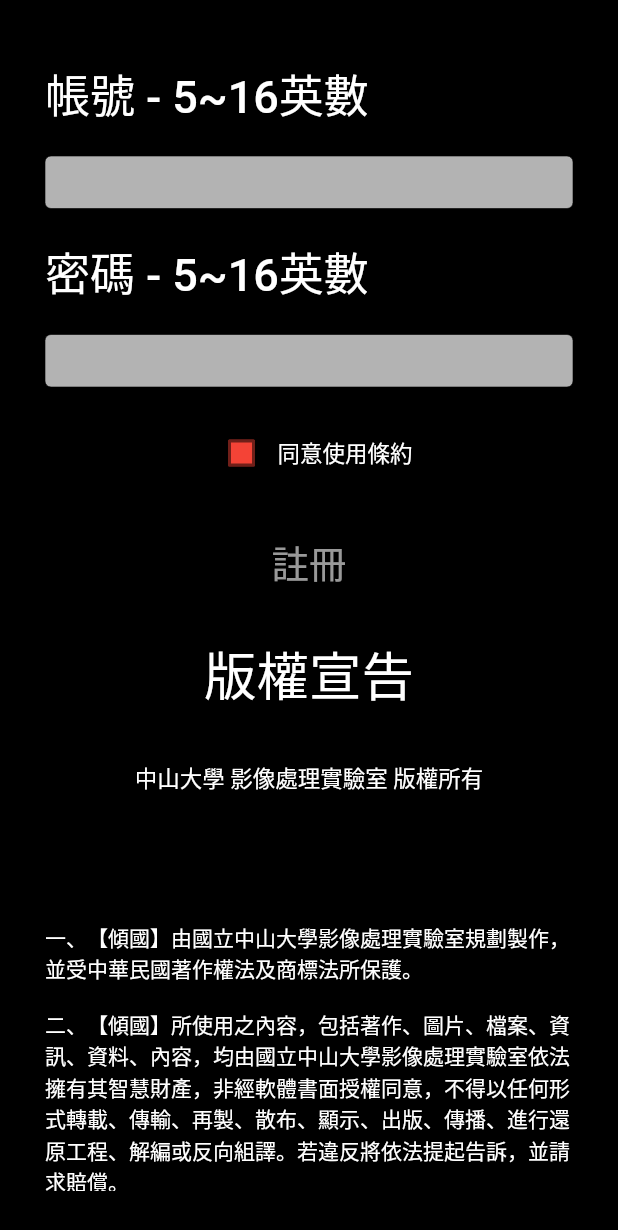
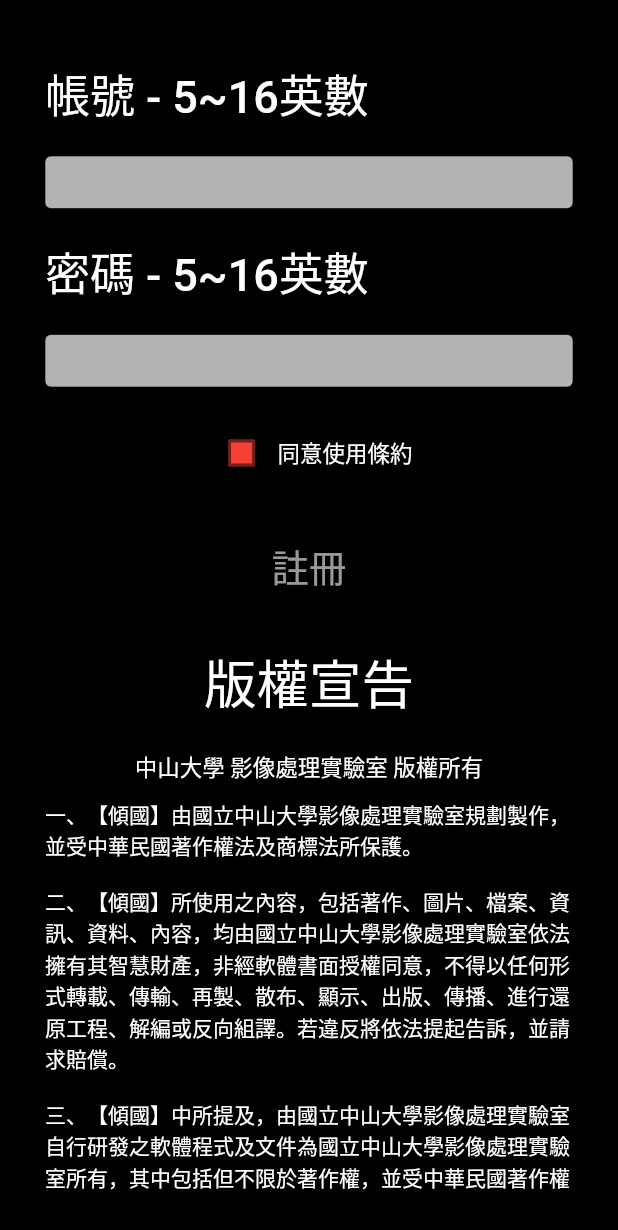
Before and after one commit to hansonnhu/FaceBeauty, a Flutter app: the Register screen opened directly, on a phone screen of 412 x 824 dp. Shown: the top 1230 px of the screen. Run offline on Flutter 3.47's test engine with Material 2 defaults, Android fonts, the phone set to English and light mode, and no system bars; our stand-ins replace animated_text_kit, camera, charts_flutter, cross_file, flutter_native_image, flutter_swiper_null_safety and 6 more; missing offline and left inert: kg_charts; accounts and stored records are empty.

Commit message:
login register modify

```diff
--- a/lib/register.dart
+++ b/lib/register.dart
@@ -10,8 +10,10 @@
 import 'parameter.dart';
 
 
-String iniAccount = "";
-String iniPassword = "";
+void hideKeyboard() {
+  // 按空白處影藏鍵盤
+  FocusManager.instance.primaryFocus?.unfocus();
+}
 
 class Register extends StatefulWidget {
   const Register({Key? key}) : super(key: key);
@@ -22,8 +24,21 @@
 
 class _RegisterState extends State<Register> {
   bool termIsChecked = false;
+  final FocusNode _usernameFocus = FocusNode();
+  final FocusNode _passwordFocus = FocusNode();
+  final TextEditingController _usernameController = TextEditingController();
+  final TextEditingController _passwordController = TextEditingController();
+  String registerAccount = "";
+  String registerPassword = "";
 
   @override
+  void dispose() {
+    _usernameFocus.dispose();
+    _passwordFocus.dispose();
+    _usernameController.dispose();
+    _passwordController.dispose();
+    super.dispose();
+  }
   Widget build(BuildContext context) {
     //判斷帳號密碼是否只有盈文或數字
     bool stringFilter(String str) {
@@ -56,18 +71,26 @@
 
     double screenWidth = MediaQuery.of(context).size.width; //抓取螢幕寬度
     double screenHeight = MediaQuery.of(context).size.height; //抓取螢幕高度
-    final TextEditingController registerAccount = TextEditingController();
-    final TextEditingController registerPassword = TextEditingController();
+    // final TextEditingController registerAccount = TextEditingController();
+    // final TextEditingController registerPassword = TextEditingController();
 
-    return Scaffold(
+
+    return Listener(
+        onPointerDown: (_) => hideKeyboard(),
+        child: Scaffold(
             body: Container(
           padding: const EdgeInsets.all(30),
           color: Colors.black,
           width: screenWidth,
           height: screenHeight,
+          child: Expanded(
             child: Column(
               children: [
                 //帳號 - 5~16英數
+                // Expanded(
+                //   flex:1,
+                //   child: Container()
+                // ),
                 Container(
                   padding: const EdgeInsets.only(
                     top: 10,
@@ -102,9 +125,12 @@
                       borderRadius: BorderRadius.circular((20.0)),
                     ),
                     child: TextField(
-                      controller: registerAccount..text = iniAccount,
+                      // controller: registerAccount..text = registerAccount,
+                      controller: _usernameController,
+                      focusNode: _usernameFocus,
                       keyboardType: TextInputType.text,
-                      // initialValue: 'iniAccount',
+
+                      // initialValue: 'registerAccount',
                       style: const TextStyle(
                         fontSize: 30,
                         fontWeight: FontWeight.w500,
@@ -120,7 +146,7 @@
                         )),
                       ),
                       onChanged: (text) {
-                        iniAccount = text;
+                        registerAccount = text;
                       },
                     )),
 
@@ -159,9 +185,11 @@
                       borderRadius: BorderRadius.circular((20.0)),
                     ),
                     child: TextField(
-                      controller: registerPassword..text = iniPassword,
+                      // controller: registerPassword..text = registerPassword,
+                      controller: _passwordController,
+                      focusNode: _passwordFocus,
                       keyboardType: TextInputType.text,
-                      // initialValue: 'iniPassword',
+                      // initialValue: 'registerPassword',
                       style: const TextStyle(
                         fontSize: 30,
                         fontWeight: FontWeight.w500,
@@ -177,10 +205,11 @@
                         )),
                       ),
                       onChanged: (text) {
-                        iniPassword = text;
+                        registerPassword = text;
                       },
                     )),
                 //同意使用條例
+
                 Container(
                   padding: const EdgeInsets.only(
                     top: 10,
@@ -213,6 +242,7 @@
 
                 //註冊按鈕
                 Container(
+                  height: screenHeight * 0.1,
                   padding: const EdgeInsets.only(
                     top: 10,
                     bottom: 10,
@@ -233,8 +263,7 @@
                             ? () async {
                                 print('按下註冊按鈕');
                                 BuildContext dialogContext = context;
-                                if (registerAccount.text == '') {
-
+                                if (registerAccount == '') {
                                   showDialog(
                                       context: context,
                                       builder: (BuildContext context) {
@@ -244,47 +273,44 @@
                                           content: const Text('帳號不能為空!'),
                                           actions: <Widget>[
                                             TextButton(
-                                          onPressed: () =>
-                                              Navigator.pop(dialogContext, 'Cancel'),
+                                              onPressed: () => Navigator.pop(
+                                                  dialogContext, 'Cancel'),
                                               child: const Text('Cancel'),
                                             ),
                                             TextButton(
-                                          onPressed: () =>
-                                              Navigator.pop(dialogContext, 'OK'),
+                                              onPressed: () => Navigator.pop(
+                                                  dialogContext, 'OK'),
                                               child: const Text('OK'),
                                             ),
                                           ],
                                         );
-                                    }
-                                  );
-                                } else if (registerPassword.text == '') {
+                                      });
+                                } else if (registerPassword == '') {
                                   showDialog(
                                       context: context,
                                       builder: (BuildContext context) {
                                         dialogContext = context;
-                                      return
-                                        AlertDialog(
+                                        return AlertDialog(
                                           title: const Text('錯誤'),
                                           content: const Text('密碼不能為空!'),
                                           actions: <Widget>[
                                             TextButton(
-                                          onPressed: () =>
-                                              Navigator.pop(dialogContext, 'Cancel'),
+                                              onPressed: () => Navigator.pop(
+                                                  dialogContext, 'Cancel'),
                                               child: const Text('Cancel'),
                                             ),
                                             TextButton(
-                                          onPressed: () =>
-                                              Navigator.pop(dialogContext, 'OK'),
+                                              onPressed: () => Navigator.pop(
+                                                  dialogContext, 'OK'),
                                               child: const Text('OK'),
                                             ),
                                           ],
                                         );
-                                    }
-                                  );
-                                }else if(registerAccount.text.length < 5 ||
-                                          registerAccount.text.length > 16 ||
-                                          registerPassword.text.length < 5 ||
-                                          registerPassword.text.length > 16 ){
+                                      });
+                                } else if (registerAccount.length < 5 ||
+                                    registerAccount.length > 16 ||
+                                    registerPassword.length < 5 ||
+                                    registerPassword.length > 16) {
                                   showDialog(
                                       context: context,
                                       builder: (BuildContext context) {
@@ -294,21 +320,21 @@
                                           content: const Text('帳號或密碼長度不正確!'),
                                           actions: <Widget>[
                                             TextButton(
-                                          onPressed: () =>
-                                              Navigator.pop(dialogContext, 'Cancel'),
+                                              onPressed: () => Navigator.pop(
+                                                  dialogContext, 'Cancel'),
                                               child: const Text('Cancel'),
                                             ),
                                             TextButton(
-                                          onPressed: () =>
-                                              Navigator.pop(dialogContext, 'OK'),
+                                              onPressed: () => Navigator.pop(
+                                                  dialogContext, 'OK'),
                                               child: const Text('OK'),
                                             ),
                                           ],
-                                    );}
                                         );
-                                }else if (!stringFilter(
-                                        registerAccount.text) ||
-                                    !stringFilter(registerPassword.text)) {
+                                      });
+                                } else if (!stringFilter(
+                                        registerAccount) ||
+                                    !stringFilter(registerPassword)) {
                                   showDialog(
                                       context: context,
                                       builder: (BuildContext context) {
@@ -318,26 +344,26 @@
                                           content: const Text('帳號或密碼出現非數字或英文!'),
                                           actions: <Widget>[
                                             TextButton(
-                                          onPressed: () =>
-                                              Navigator.pop(dialogContext, 'Cancel'),
+                                              onPressed: () => Navigator.pop(
+                                                  dialogContext, 'Cancel'),
                                               child: const Text('Cancel'),
                                             ),
                                             TextButton(
-                                          onPressed: () =>
-                                              Navigator.pop(dialogContext, 'OK'),
+                                              onPressed: () => Navigator.pop(
+                                                  dialogContext, 'OK'),
                                               child: const Text('OK'),
                                             ),
                                           ],
-                                    );}
                                         );
+                                      });
                                 } else {
                                   //若帳號密碼格式無誤
                                   //與server溝通
-                                  Socket socket = await Socket.connect(serverIP, serverPort);
+                                  Socket socket = await Socket.connect(
+                                      serverIP, serverPort);
                                   print(
                                       'Connected to: ${socket.remoteAddress.address}:${socket.remotePort}');
                                   // listen to the received data event stream
-
 
                                   String serverMsg = '';
                                   socket.listen((List<int> event) async {
@@ -349,17 +375,28 @@
                                   // send hello
                                   // 傳送訊息給server
                                   var randomNum = Random().nextInt(100000);
-                                  String tempClientNumString = registerAccount.text + ':' + randomNum.toString();
-                                  String msg = 'startCode103040023<' + tempClientNumString + '<' + 'register' + '<' + registerAccount.text + '<' + registerPassword.text + ';';
+                                  String tempClientNumString =
+                                      registerAccount +
+                                          ':' +
+                                          randomNum.toString();
+                                  String msg = 'startCode103040023<' +
+                                      tempClientNumString +
+                                      '<' +
+                                      'register' +
+                                      '<' +
+                                      registerAccount +
+                                      '<' +
+                                      registerPassword +
+                                      ';';
                                   List<int> msgBytes = [];
                                   msgBytes.addAll(utf8.encode(msg));
                                   msgBytes.add(0);
                                   socket.add(msgBytes);
 
-
                                   // listen to the received data event stream
-                                  while(true){
-                                    await Future.delayed(Duration(milliseconds: 500));
+                                  while (true) {
+                                    await Future.delayed(
+                                        Duration(milliseconds: 500));
 
                                     if (serverMsg == 'fail;') {
                                       // 要求server斷線
@@ -377,8 +414,8 @@
                                             dialogContext = context;
                                             return AlertDialog(
                                               title: const Text('註冊失敗'),
-                                          content:
-                                              const Text('該帳號已存在\n請重新輸入帳號密碼'),
+                                              content: const Text(
+                                                  '該帳號已存在\n請重新輸入帳號密碼'),
                                               actions: <Widget>[
                                                 // TextButton(
                                                 //   onPressed: () => Navigator.pop(
@@ -387,12 +424,13 @@
                                                 // ),
                                                 TextButton(
                                                   onPressed: () =>
-                                                  Navigator.pop(dialogContext, 'OK'),
+                                                      Navigator.pop(
+                                                          dialogContext, 'OK'),
                                                   child: const Text('OK'),
                                                 ),
                                               ],
-                                        );}
                                             );
+                                          });
                                       break;
                                     } else if (serverMsg == 'success;') {
                                       // 要求server斷線
@@ -407,22 +445,33 @@
                                       Navigator.pop(context);
 
                                       //查看資料庫，依照flag情形決定要跳轉之畫面(一開始共有welcome, intro, guide 頁面)
-                                      SharedPreferences prefs = await SharedPreferences.getInstance();
-                                      int welcomeFlag = prefs.getInt('welcomeFlag') ?? 1;//若為0，直接跳過 welcome, intro 頁面
-                                      int guideFlag = prefs.getInt('guideFlag') ?? 1;//若為0，跳過guide
+                                      SharedPreferences prefs =
+                                          await SharedPreferences.getInstance();
+                                      int welcomeFlag =
+                                          prefs.getInt('welcomeFlag') ??
+                                              1; //若為0，直接跳過 welcome, intro 頁面
+                                      int guideFlag =
+                                          prefs.getInt('guideFlag') ??
+                                              1; //若為0，跳過guide
                                       //設定帳號密碼
-                                      await prefs.setString('account', registerAccount.text);
-                                      await prefs.setString('password', registerPassword.text);
+                                      await prefs.setString(
+                                          'account', registerAccount);
+                                      await prefs.setString(
+                                          'password', registerPassword);
 
                                       //push
                                       Navigator.push(
                                         context,
                                         MaterialPageRoute(
-                                          builder: (context) => (welcomeFlag == 1) ? const Welcome() : (guideFlag == 1) ? const Guide() : Home(),
+                                          builder: (context) =>
+                                              (welcomeFlag == 1)
+                                                  ? const Welcome()
+                                                  : (guideFlag == 1)
+                                                      ? const Guide()
+                                                      : Home(),
                                           maintainState: false,
                                         ),
                                       );
-
 
                                       //AlertDialog
                                       showDialog(
@@ -440,19 +489,16 @@
                                                 // ),
                                                 TextButton(
                                                   onPressed: () =>
-                                                  Navigator.pop(dialogContext, 'OK'),
+                                                      Navigator.pop(
+                                                          dialogContext, 'OK'),
                                                   child: const Text('OK'),
                                                 ),
                                               ],
-                                        );}
                                             );
+                                          });
                                       break;
                                     }
                                   }
-
-
-
-
 
                                   // wait 5 seconds
                                   await Future.delayed(Duration(seconds: 5));
@@ -468,14 +514,16 @@
                 ),
                 //版權宣告
                 Expanded(
-                  flex: 2,
-                  child: Container(
+                    flex: 6,
+                    child: SingleChildScrollView(
+                      child: Column(
+                        children: [
+                          Container(
                             padding: const EdgeInsets.only(
                               top: 10,
                               bottom: 10,
                             ),
-                    child: Column(children: const [
-                      Text(
+                            child: const Text(
                               '版權宣告',
                               style: TextStyle(
                                 fontSize: 35,
@@ -483,19 +531,15 @@
                                 color: Colors.white,
                               ),
                             ),
-                    ]),
                           ),
-                ),
+
                           //中山大學 影像處理實驗室 版權所有
-                Expanded(
-                  flex: 2,
-                  child: Container(
+                          Container(
                             padding: const EdgeInsets.only(
                               top: 10,
                               bottom: 10,
                             ),
-                    child: Column(children: const [
-                      Text(
+                            child: const Text(
                               '中山大學 影像處理實驗室 版權所有',
                               style: TextStyle(
                                 fontSize: 15,
@@ -503,17 +547,14 @@
                                 color: Colors.white,
                               ),
                             ),
-                    ]),
-                  ),
                           ),
 
-                Expanded(
-                    flex: 5,
-                    child: Container(
+                          Container(
+                              // flex:5,
                               // color: Colors.green,
-                        child: SingleChildScrollView(
+                              child: const SingleChildScrollView(
                                   child: Text(
-                      '\n\n一、【傾國】由國立中山大學影像處理實驗室規劃製作，並受中華民國著作權法及商標法所保護。' +
+                                '一、【傾國】由國立中山大學影像處理實驗室規劃製作，並受中華民國著作權法及商標法所保護。' +
                                 '\n\n二、【傾國】所使用之內容，包括著作、圖片、檔案、資訊、資料、內容，均由國立中山大學影像處理實驗室依法擁有其智慧財產，' +
                                 '非經軟體書面授權同意，不得以任何形式轉載、傳輸、再製、散布、顯示、出版、傳播、進行還原工程、解編或反向組譯。' +
                                 '若違反將依法提起告訴，並請求賠償。' +
@@ -523,8 +564,13 @@
                                 '否則國立中山大學影像處理實驗室將依法提出法律告訴，並請求賠償（包括但不限於訴訟費用及律師費用等）。' +
                                 '\n\n©2019 - 國立中山大學 影像處理實驗室',
                             style: TextStyle(color: Colors.white),
-                    )))),
+                          )))
                         ],
+                      ),
+                    ))
+              ],
+            ),
+          ),
         )));
   }
 }
```
Also changed, not shown: lib/login.dart (+13 -12 lines). Lines whose indentation alone changed are shown as unchanged.
